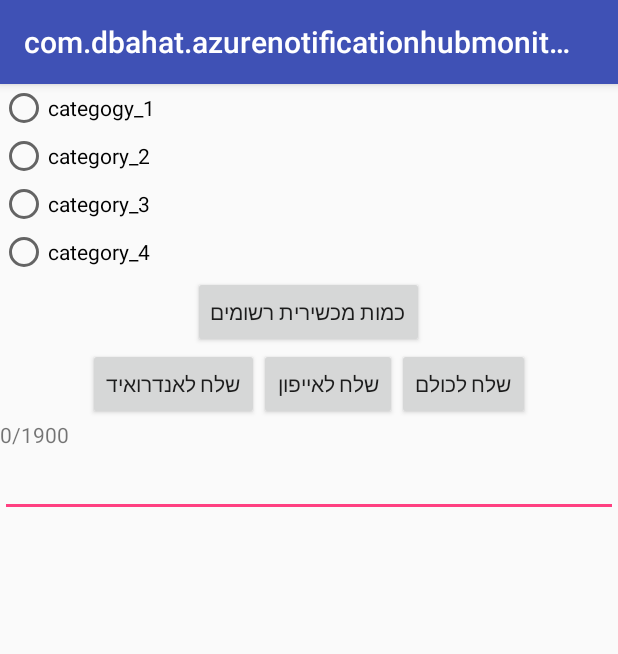
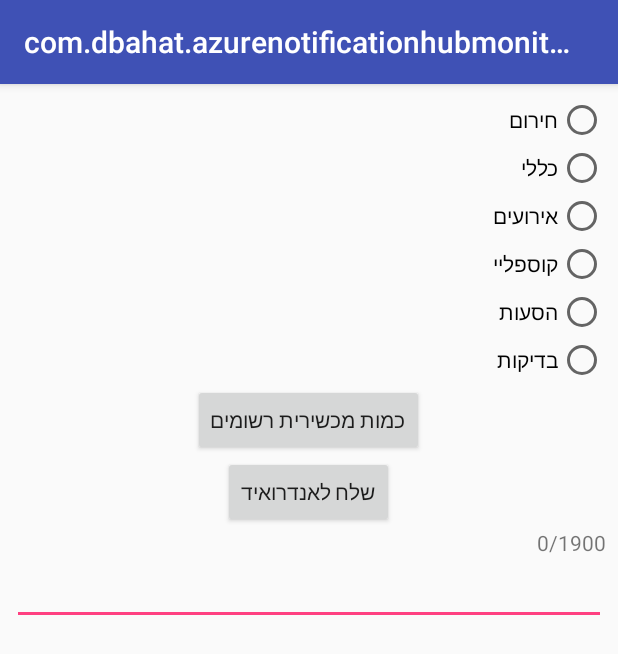
Before and after one commit to dbahat/notification-hub-monitor, an Android app: the screen it shows after launch (MainActivity), on a phone screen of 412 x 824 dp. Shown: the top 654 px of the screen. Run offline under Robolectric (Android 15) with nearby library versions, the phone set to English and light mode, and no system bars; our stand-ins replace Volley.

```diff
--- a/AzureNotificationHubMonitor/app/src/main/res/layout/activity_main.xml
+++ b/AzureNotificationHubMonitor/app/src/main/res/layout/activity_main.xml
@@ -5,6 +5,8 @@
               android:layout_width="match_parent"
               android:layout_height="match_parent"
               android:orientation="vertical"
+              android:layoutDirection="rtl"
+              android:layout_margin="8dp"
               tools:context="com.dbahat.azurenotificationhubmonitor.MainActivity">
 
     <RadioGroup
@@ -14,23 +16,33 @@
         <RadioButton
             android:layout_width="wrap_content"
             android:layout_height="wrap_content"
-            android:text="categogy_1"
-            android:tag="category1_tag"/>
+            android:text="חירום"
+            android:tag="cami2017_emergency"/>
         <RadioButton
             android:layout_width="wrap_content"
             android:layout_height="wrap_content"
-            android:text="category_2"
-            android:tag="category2_tag"/>
+            android:text="כללי"
+            android:tag="cami2017_general"/>
         <RadioButton
             android:layout_width="wrap_content"
             android:layout_height="wrap_content"
-            android:text="category_3"
-            android:tag="category3_tag"/>
+            android:text="אירועים"
+            android:tag="cami2017_events"/>
         <RadioButton
             android:layout_width="wrap_content"
             android:layout_height="wrap_content"
-            android:text="category_4"
-            android:tag="category4_tag"/>
+            android:text="קוספליי"
+            android:tag="cami2017_cosplay"/>
+        <RadioButton
+            android:layout_width="wrap_content"
+            android:layout_height="wrap_content"
+            android:text="הסעות"
+            android:tag="cami2017_bus"/>
+        <RadioButton
+            android:layout_width="wrap_content"
+            android:layout_height="wrap_content"
+            android:text="בדיקות"
+            android:tag="cami2017_test"/>
 
     </RadioGroup>
 
@@ -57,13 +69,15 @@
             android:layout_width="wrap_content"
             android:layout_height="wrap_content"
             android:text="@string/send_to_ios"
-            android:onClick="sendiOSNotificationButtonOnClick"/>
+            android:onClick="sendiOSNotificationButtonOnClick"
+            android:visibility="gone"/>
 
         <Button
             android:layout_width="wrap_content"
             android:layout_height="wrap_content"
             android:text="@string/send_to_all"
-            android:onClick="sendBothNotificationButtonOnClick"/>
+            android:onClick="sendBothNotificationButtonOnClick"
+            android:visibility="gone"/>
 
     </LinearLayout>
 
```
